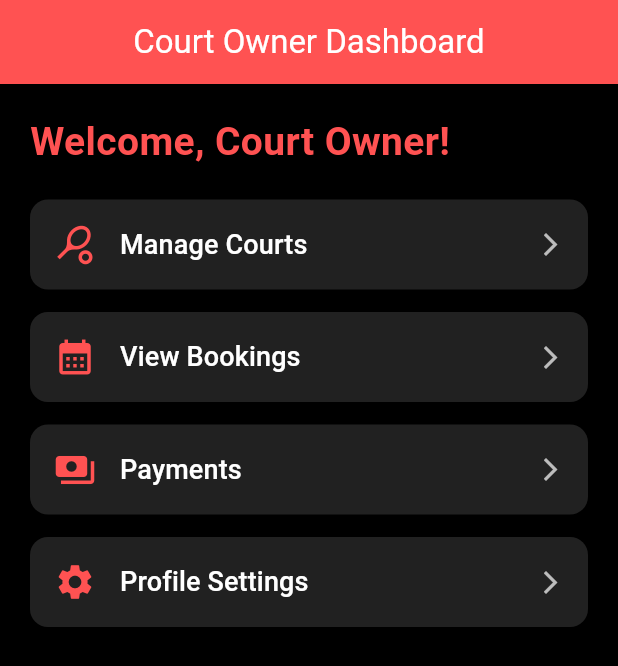
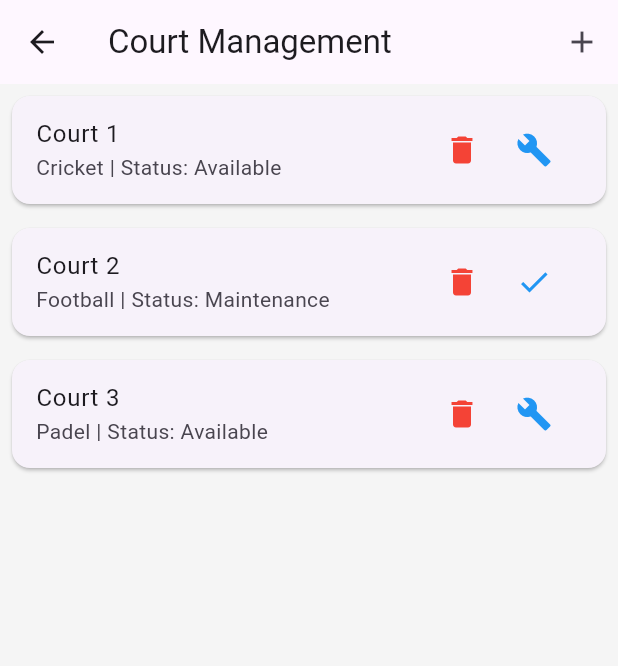
Before and after one commit to saadbinather/KhelKood, a Flutter app: the CourtOwnerDashboard screen opened directly, after a tap on "Manage Courts", on a phone screen of 412 x 824 dp. Shown: the top 666 px of the screen. Run offline on Flutter 3.47's test engine with Material 3 defaults, Android fonts, the phone set to English and light mode, and no system bars.

Commit message:
made the court management page

```diff
--- a/frontend/lib/CourtOwner/Dashboard.dart
+++ b/frontend/lib/CourtOwner/Dashboard.dart
@@ -1,4 +1,5 @@
 import 'package:flutter/material.dart';
+import 'court_management_page.dart'; // Import the Court Management Page
 
 class CourtOwnerDashboard extends StatelessWidget {
   const CourtOwnerDashboard({super.key});
@@ -40,7 +41,15 @@ class CourtOwnerDashboard extends StatelessWidget {
             dashboardButton(
               title: "Manage Courts",
               icon: Icons.sports_tennis,
-              onTap: () {},
+              onTap: () {
+                // Navigate to Court Management Page
+                Navigator.push(
+                  context,
+                  MaterialPageRoute(
+                    builder: (context) => const CourtManagementPage(),
+                  ),
+                );
+              },
             ),
 
             dashboardButton(
--- /dev/null
+++ b/frontend/lib/CourtOwner/court_management_page.dart
@@ -0,0 +1,129 @@
+import 'package:flutter/material.dart';
+
+class CourtManagementPage extends StatefulWidget {
+  const CourtManagementPage({Key? key}) : super(key: key);
+
+  @override
+  State<CourtManagementPage> createState() => _CourtManagementPageState();
+}
+
+class _CourtManagementPageState extends State<CourtManagementPage> {
+  // Dummy JSON data for now
+  List<Map<String, dynamic>> courts = [
+    {"id": 1, "name": "Court 1", "sport": "Cricket", "status": "Available"},
+    {"id": 2, "name": "Court 2", "sport": "Football", "status": "Maintenance"},
+    {"id": 3, "name": "Court 3", "sport": "Padel", "status": "Available"},
+  ];
+
+  final TextEditingController _courtNameController = TextEditingController();
+  String _selectedSport = "Cricket";
+
+  void addCourt() {
+    setState(() {
+      courts.add({
+        "id": courts.length + 1,
+        "name": _courtNameController.text,
+        "sport": _selectedSport,
+        "status": "Available",
+      });
+      _courtNameController.clear();
+    });
+    Navigator.pop(context);
+  }
+
+  void deleteCourt(int id) {
+    setState(() {
+      courts.removeWhere((court) => court['id'] == id);
+    });
+  }
+
+  void toggleMaintenance(int id) {
+    setState(() {
+      final court = courts.firstWhere((c) => c['id'] == id);
+      court['status'] = court['status'] == "Available" ? "Maintenance" : "Available";
+    });
+  }
+
+  void showAddCourtDialog() {
+    showDialog(
+      context: context,
+      builder: (_) => AlertDialog(
+        title: const Text("Add Court"),
+        content: Column(
+          mainAxisSize: MainAxisSize.min,
+          children: [
+            TextField(
+              controller: _courtNameController,
+              decoration: const InputDecoration(labelText: "Court Name"),
+            ),
+            const SizedBox(height: 10),
+            DropdownButtonFormField<String>(
+              value: _selectedSport,
+              items: ["Cricket", "Football", "Padel"]
+                  .map((sport) => DropdownMenuItem(value: sport, child: Text(sport)))
+                  .toList(),
+              onChanged: (value) {
+                if (value != null) _selectedSport = value;
+              },
+              decoration: const InputDecoration(labelText: "Sport Type"),
+            ),
+          ],
+        ),
+        actions: [
+          TextButton(
+            onPressed: () => Navigator.pop(context),
+            child: const Text("Cancel"),
+          ),
+          ElevatedButton(
+            onPressed: addCourt,
+            child: const Text("Add"),
+          ),
+        ],
+      ),
+    );
+  }
+
+  @override
+  Widget build(BuildContext context) {
+    return Scaffold(
+      appBar: AppBar(
+        title: const Text("Court Management"),
+        actions: [
+          IconButton(
+            onPressed: showAddCourtDialog,
+            icon: const Icon(Icons.add),
+          )
+        ],
+      ),
+      body: ListView.builder(
+        itemCount: courts.length,
+        itemBuilder: (context, index) {
+          final court = courts[index];
+          return Card(
+            margin: const EdgeInsets.all(8),
+            child: ListTile(
+              title: Text(court['name']),
+              subtitle: Text("${court['sport']} | Status: ${court['status']}"),
+              trailing: Row(
+                mainAxisSize: MainAxisSize.min,
+                children: [
+                  IconButton(
+                    icon: const Icon(Icons.delete, color: Colors.red),
+                    onPressed: () => deleteCourt(court['id']),
+                  ),
+                  IconButton(
+                    icon: Icon(
+                      court['status'] == "Available" ? Icons.build : Icons.check,
+                      color: Colors.blue,
+                    ),
+                    onPressed: () => toggleMaintenance(court['id']),
+                  ),
+                ],
+              ),
+            ),
+          );
+        },
+      ),
+    );
+  }
+}
```
